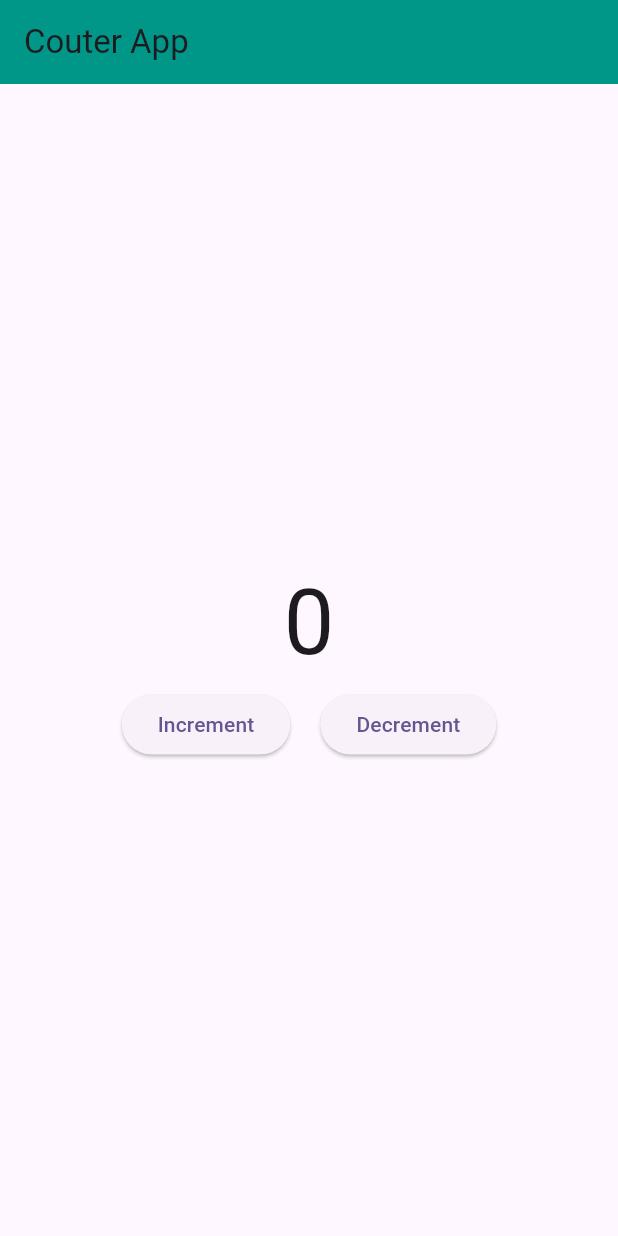
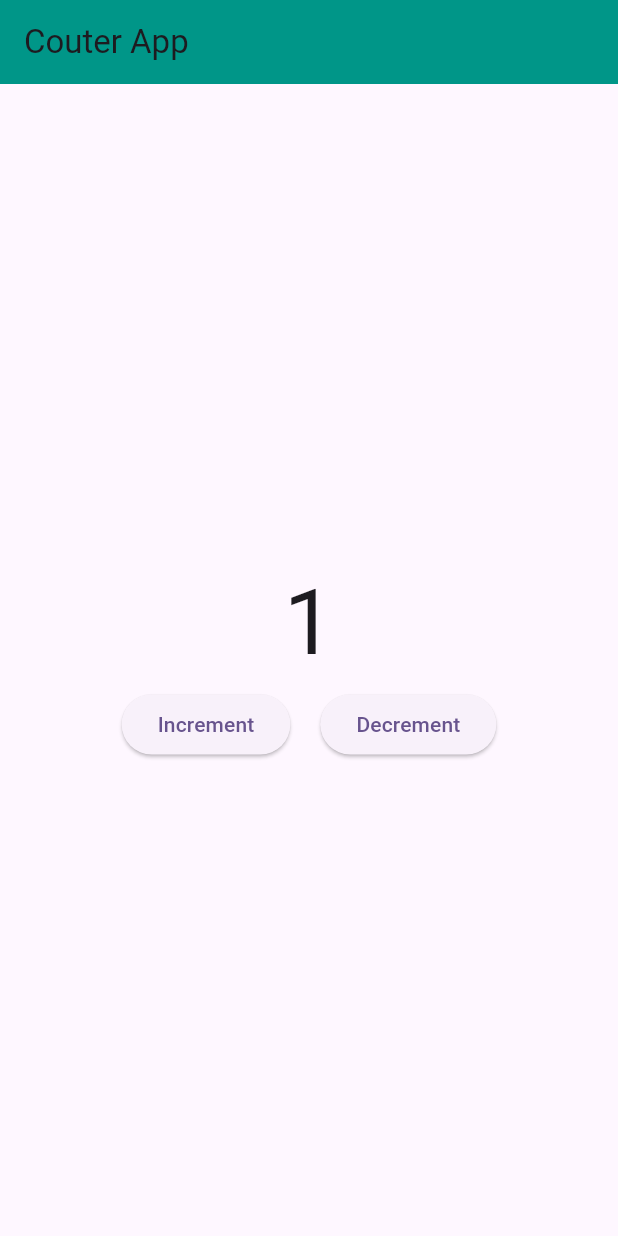
Before and after one commit to emon22830/BLOC_Counter_App, a Flutter app: the screen it shows after launch, on a phone screen of 412 x 824 dp. Run offline on Flutter 3.47's test engine with Material 3 defaults, Android fonts, the phone set to English and light mode, and no system bars; our stand-ins replace bloc, equatable, flutter_bloc.

Commit message:
App ready for Run

```diff
--- a/lib/bloc/counter/counter_state.dart
+++ b/lib/bloc/counter/counter_state.dart
@@ -1,19 +1,17 @@
-
 import 'package:equatable/equatable.dart';
 
 class CounterState extends Equatable {
   final int counter;
   CounterState({
-    this.counter = 0
-});
+    this.counter = 1,
+  });
 
-  CounterState copyWith ({int? counter}){
+  CounterState copyWith({int? counter}) {
     return CounterState(
-      counter
-    )
+      counter: counter ?? this.counter,
+    );
   }
 
   @override
-  // TODO: implement props
   List<Object?> get props => [counter];
 }
--- a/lib/main.dart
+++ b/lib/main.dart
@@ -1,5 +1,8 @@
 import 'package:bloc_counter_app/ui/counter_screen.dart';
 import 'package:flutter/material.dart';
+import 'package:flutter_bloc/flutter_bloc.dart';
+
+import 'bloc/counter/counter_bloc.dart';
 
 void main() {
   runApp(const MyApp());
@@ -11,28 +14,17 @@ class MyApp extends StatelessWidget {
   // This widget is the root of your application.
   @override
   Widget build(BuildContext context) {
-    return MaterialApp(
+    return BlocProvider(
+        create: (_) => CounterBloc(),
+    child:  MaterialApp(
     title: 'Flutter Demo',
     theme: ThemeData(
-        // This is the theme of your application.
-        //
-        // TRY THIS: Try running your application with "flutter run". You'll see
-        // the application has a purple toolbar. Then, without quitting the app,
-        // try changing the seedColor in the colorScheme below to Colors.green
-        // and then invoke "hot reload" (save your changes or press the "hot
-        // reload" button in a Flutter-supported IDE, or press "r" if you used
-        // the command line to start the app).
-        //
-        // Notice that the counter didn't reset back to zero; the application
-        // state is not lost during the reload. To reset the state, use hot
-        // restart instead.
-        //
-        // This works for code too, not just values: Most code changes can be
-        // tested with just a hot reload.
+
     colorScheme: ColorScheme.fromSeed(seedColor: Colors.deepPurple),
     useMaterial3: true,
     ),
     home: CounterScreen(),
+    ),
     );
   }
 }
--- a/lib/ui/counter_screen.dart
+++ b/lib/ui/counter_screen.dart
@@ -1,7 +1,12 @@
 
 
 
+import 'package:bloc_counter_app/bloc/counter/counter_event.dart';
 import 'package:flutter/material.dart';
+import 'package:flutter_bloc/flutter_bloc.dart';
+
+import '../bloc/counter/counter_bloc.dart';
+import '../bloc/counter/counter_state.dart';
 
 class CounterScreen extends StatefulWidget {
   const CounterScreen({super.key});
@@ -22,15 +27,23 @@ class _CounterScreenState extends State<CounterScreen> {
         crossAxisAlignment: CrossAxisAlignment.center,
         mainAxisAlignment: MainAxisAlignment.center,
         children: [
-          Center(child: Text('0', style: TextStyle(fontSize: 60),)),
+          BlocBuilder<CounterBloc, CounterState>(
+            builder: (context, state){
+              return  Center(child: Text(state.counter.toString(), style: TextStyle(fontSize: 60),));
+            }
+          ),
+
           Row(
             crossAxisAlignment: CrossAxisAlignment.center,
             mainAxisAlignment: MainAxisAlignment.center,
             children: [
 
-              ElevatedButton(onPressed: (){}, child: Text('Increment')),
+              ElevatedButton(onPressed: (){
+                context.read<CounterBloc>().add(IncrementCounter());              }, child: Text('Increment')),
               SizedBox(width: 20,),
-              ElevatedButton(onPressed: (){}, child: Text('Decrement')),
+              ElevatedButton(onPressed: (){
+                context.read<CounterBloc>().add(DecrementCounter());
+              }, child: Text('Decrement')),
             ],
           )
         ],
```
Lines whose indentation alone changed are shown as unchanged.
